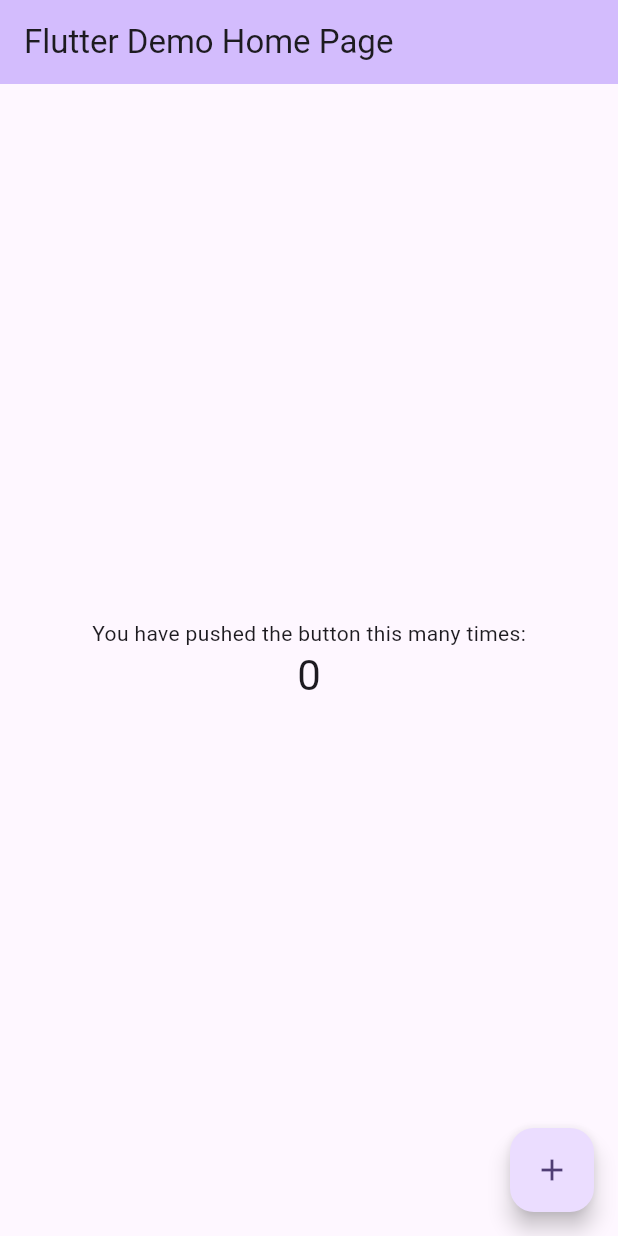
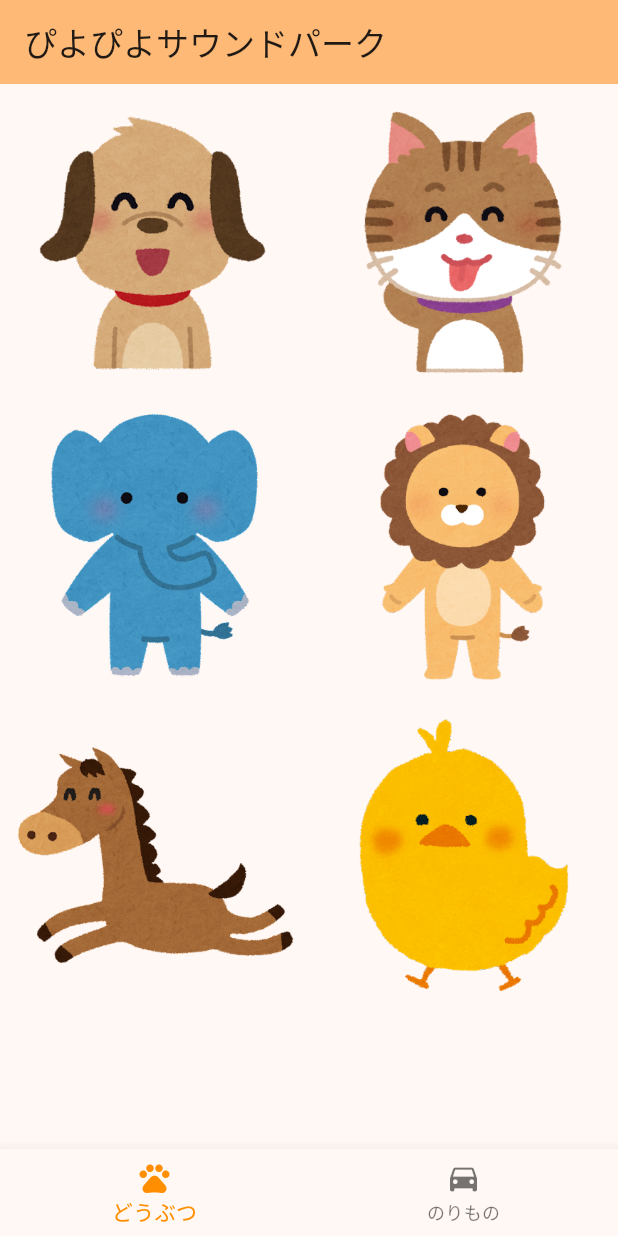
Before and after one commit to tkugimot/touch_and_hear, a Flutter app: the screen it shows after launch, on a phone screen of 412 x 824 dp. Run offline on Flutter 3.47's test engine with Material 2 defaults, Android fonts, the phone set to English and light mode, and no system bars; missing offline and left inert: soundpool.

Commit message:
Update main.dart

```diff
--- a/lib/main.dart
+++ b/lib/main.dart
@@ -1,4 +1,5 @@
 import 'package:flutter/material.dart';
+import 'Sound.dart';
 
 void main() {
   runApp(const MyApp());
@@ -7,31 +8,15 @@ void main() {
 class MyApp extends StatelessWidget {
   const MyApp({super.key});
 
-  // This widget is the root of your application.
   @override
   Widget build(BuildContext context) {
     return MaterialApp(
-      title: 'Flutter Demo',
+      title: 'ぴよぴよサウンドパーク',
       theme: ThemeData(
-        // This is the theme of your application.
-        //
-        // TRY THIS: Try running your application with "flutter run". You'll see
-        // the application has a blue toolbar. Then, without quitting the app,
-        // try changing the seedColor in the colorScheme below to Colors.green
-        // and then invoke "hot reload" (save your changes or press the "hot
-        // reload" button in a Flutter-supported IDE, or press "r" if you used
-        // the command line to start the app).
-        //
-        // Notice that the counter didn't reset back to zero; the application
-        // state is not lost during the reload. To reset the state, use hot
-        // restart instead.
-        //
-        // This works for code too, not just values: Most code changes can be
-        // tested with just a hot reload.
-        colorScheme: ColorScheme.fromSeed(seedColor: Colors.deepPurple),
+        colorScheme: ColorScheme.fromSeed(seedColor: Colors.orange),
         useMaterial3: true,
       ),
-      home: const MyHomePage(title: 'Flutter Demo Home Page'),
+      home: const MyHomePage(title: 'ぴよぴよサウンドパーク'),
     );
   }
 }
@@ -39,87 +24,136 @@ class MyApp extends StatelessWidget {
 class MyHomePage extends StatefulWidget {
   const MyHomePage({super.key, required this.title});
 
-  // This widget is the home page of your application. It is stateful, meaning
-  // that it has a State object (defined below) that contains fields that affect
-  // how it looks.
-
-  // This class is the configuration for the state. It holds the values (in this
-  // case the title) provided by the parent (in this case the App widget) and
-  // used by the build method of the State. Fields in a Widget subclass are
-  // always marked "final".
-
   final String title;
 
   @override
   State<MyHomePage> createState() => _MyHomePageState();
 }
 
+Sound sound = Sound();
+
 class _MyHomePageState extends State<MyHomePage> {
-  int _counter = 0;
+  int _selectedIndex = 0;
+  final List<Widget> _widgetOptions = <Widget>[
+    GridView.count(
+        // Create a grid with 2 columns. If you change the scrollDirection to
+        // horizontal, this produces 2 rows.
+        crossAxisCount: 2,
+        // Generate 100 widgets that display their index in the List.
+        children: [
+          IconButton(
+              icon: Image.asset('assets/images/dog.png'),
+              iconSize: 50,
+              onPressed: () {
+                sound.play(SoundIds.DogButton);
+              }),
+          IconButton(
+              icon: Image.asset('assets/images/cat.png'),
+              iconSize: 50,
+              onPressed: () {
+                sound.play(SoundIds.CatButton);
+              }),
+          IconButton(
+              icon: Image.asset('assets/images/elephant.png'),
+              iconSize: 50,
+              onPressed: () {
+                sound.play(SoundIds.ElephantButton);
+              }),
+          IconButton(
+              icon: Image.asset('assets/images/leo.png'),
+              iconSize: 50,
+              onPressed: () {
+                sound.play(SoundIds.LeoButton);
+              }),
+          IconButton(
+              icon: Image.asset('assets/images/horse.png'),
+              iconSize: 50,
+              onPressed: () {
+                sound.play(SoundIds.HorseButton);
+              }),
+          IconButton(
+              icon: Image.asset('assets/images/piyo.png'),
+              iconSize: 50,
+              onPressed: () {
+                sound.play(SoundIds.PiyoButton);
+              }),
+        ]),
+    GridView.count(
+        // Create a grid with 2 columns. If you change the scrollDirection to
+        // horizontal, this produces 2 rows.
+        crossAxisCount: 2,
+        // Generate 100 widgets that display their index in the List.
+        children: [
+          IconButton(
+              icon: Image.asset('assets/images/bicycle.png'),
+              iconSize: 50,
+              onPressed: () {
+                sound.play(SoundIds.BicycleButton);
+              }),
+          IconButton(
+              icon: Image.asset('assets/images/bike.png'),
+              iconSize: 50,
+              onPressed: () {
+                sound.play(SoundIds.BikeButton);
+              }),
+          IconButton(
+              icon: Image.asset('assets/images/fune.png'),
+              iconSize: 50,
+              onPressed: () {
+                sound.play(SoundIds.FuneButton);
+              }),
+          IconButton(
+              icon: Image.asset('assets/images/kyukyusya.png'),
+              iconSize: 50,
+              onPressed: () {
+                sound.play(SoundIds.KyuKyuSyaButton);
+              }),
+          IconButton(
+              icon: Image.asset('assets/images/patocar.png'),
+              iconSize: 50,
+              onPressed: () {
+                sound.play(SoundIds.PatocarButton);
+              }),
+          IconButton(
+              icon: Image.asset('assets/images/super_car.png'),
+              iconSize: 50,
+              onPressed: () {
+                sound.play(SoundIds.SuperCarButton);
+              }),
+        ]),
+  ];
 
-  void _incrementCounter() {
+  void _onItemTapped(int index) {
     setState(() {
-      // This call to setState tells the Flutter framework that something has
-      // changed in this State, which causes it to rerun the build method below
-      // so that the display can reflect the updated values. If we changed
-      // _counter without calling setState(), then the build method would not be
-      // called again, and so nothing would appear to happen.
-      _counter++;
+      _selectedIndex = index;
     });
   }
 
   @override
   Widget build(BuildContext context) {
-    // This method is rerun every time setState is called, for instance as done
-    // by the _incrementCounter method above.
-    //
-    // The Flutter framework has been optimized to make rerunning build methods
-    // fast, so that you can just rebuild anything that needs updating rather
-    // than having to individually change instances of widgets.
     return Scaffold(
       appBar: AppBar(
-        // TRY THIS: Try changing the color here to a specific color (to
-        // Colors.amber, perhaps?) and trigger a hot reload to see the AppBar
-        // change color while the other colors stay the same.
         backgroundColor: Theme.of(context).colorScheme.inversePrimary,
-        // Here we take the value from the MyHomePage object that was created by
-        // the App.build method, and use it to set our appbar title.
         title: Text(widget.title),
       ),
       body: Center(
-        // Center is a layout widget. It takes a single child and positions it
-        // in the middle of the parent.
-        child: Column(
-          // Column is also a layout widget. It takes a list of children and
-          // arranges them vertically. By default, it sizes itself to fit its
-          // children horizontally, and tries to be as tall as its parent.
-          //
-          // Column has various properties to control how it sizes itself and
-          // how it positions its children. Here we use mainAxisAlignment to
-          // center the children vertically; the main axis here is the vertical
-          // axis because Columns are vertical (the cross axis would be
-          // horizontal).
-          //
-          // TRY THIS: Invoke "debug painting" (choose the "Toggle Debug Paint"
-          // action in the IDE, or press "p" in the console), to see the
-          // wireframe for each widget.
-          mainAxisAlignment: MainAxisAlignment.center,
-          children: <Widget>[
-            const Text(
-              'You have pushed the button this many times:',
-            ),
-            Text(
-              '$_counter',
-              style: Theme.of(context).textTheme.headlineMedium,
-            ),
-          ],
-        ),
+        child: _widgetOptions.elementAt(_selectedIndex),
       ),
-      floatingActionButton: FloatingActionButton(
-        onPressed: _incrementCounter,
-        tooltip: 'Increment',
-        child: const Icon(Icons.add),
-      ), // This trailing comma makes auto-formatting nicer for build methods.
+      bottomNavigationBar: BottomNavigationBar(
+        items: const <BottomNavigationBarItem>[
+          BottomNavigationBarItem(
+            icon: Icon(Icons.pets),
+            label: 'どうぶつ',
+          ),
+          BottomNavigationBarItem(
+            icon: Icon(Icons.directions_car),
+            label: 'のりもの',
+          ),
+        ],
+        currentIndex: _selectedIndex,
+        selectedItemColor: Colors.amber[800],
+        onTap: _onItemTapped,
+      ),
     );
   }
 }
```
Also changed, not shown: 3 other files.
